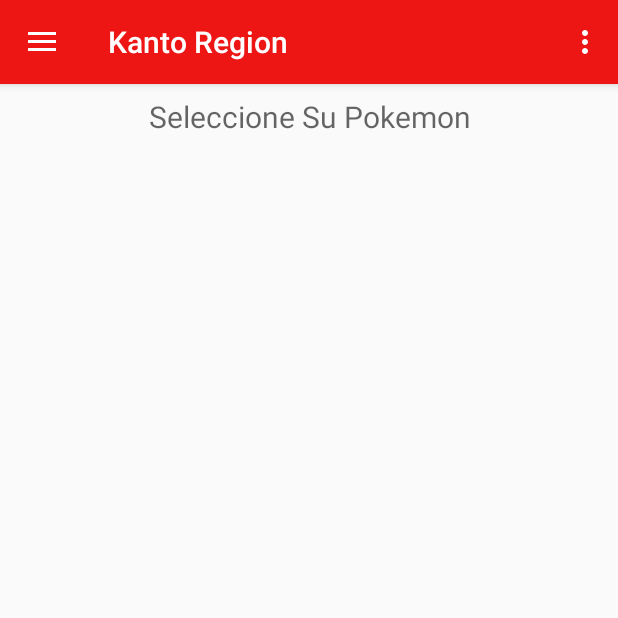
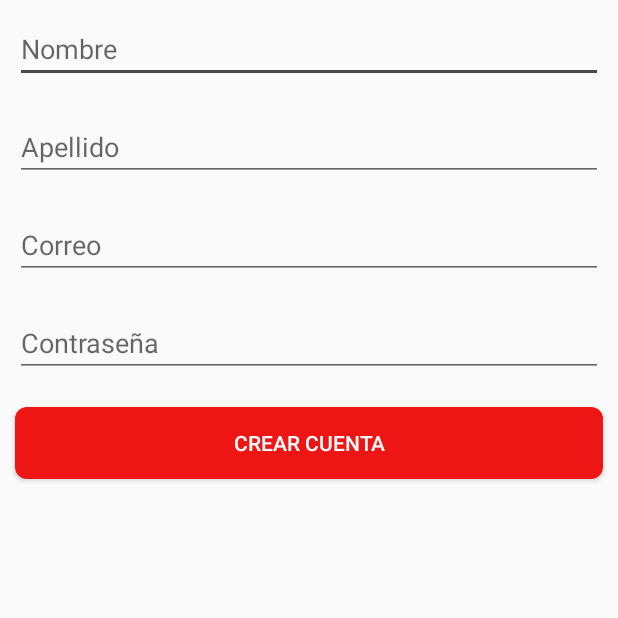
Before and after one commit to RudyRosa0318/PokeApp, an Android app: the screen it shows after launch (MenuPoke before the commit, RegisterActivity after it), after a tap on an icon or button, on a phone screen of 412 x 824 dp, the top half of it. Run offline under Robolectric (Android 15) with nearby library versions, the phone set to English and light mode, and no system bars; our stand-ins replace Firebase (no records; nobody signed in at launch, a user with empty details on screens opened directly).

Commit message:
Añadido de Login

```diff
--- a/app/src/main/java/com/example/pokeapp/AdapterCustom.kt
+++ b/app/src/main/java/com/example/pokeapp/AdapterCustom.kt
@@ -15,7 +15,7 @@ import tech.twentytwobits.recyclerviewexample.LongClickListener
 class AdapterCustom(var context: Context, var pokemonList: List<Pokemon>, var clickListener: ClickListener, var longClickListener: LongClickListener): RecyclerView.Adapter<AdapterCustom.ViewHolder>() {
 
     override fun onCreateViewHolder(parent: ViewGroup, position: Int): ViewHolder {
-        val view = LayoutInflater.from(context).inflate(R.layout.pokemon_list_item, parent, false)
+        val view = LayoutInflater.from(context).inflate(R.layout.pokemon_list_template, parent, false)
         return ViewHolder(view, clickListener, longClickListener)
     }
 
--- /dev/null
+++ b/app/src/main/java/com/example/pokeapp/Initial/Evolution.kt
@@ -0,0 +1,6 @@
+package com.example.pokeapp.Initial
+
+class Evolution {
+    var num : String? = null
+    var name : String? = null
+}
--- /dev/null
+++ b/app/src/main/java/com/example/pokeapp/Login/RegisterActivity.kt
@@ -0,0 +1,91 @@
+package com.example.pokeapp.Login
+
+import android.content.Intent
+import androidx.appcompat.app.AppCompatActivity
+import android.os.Bundle
+import android.text.TextUtils
+import android.view.View
+import android.widget.EditText
+import android.widget.ProgressBar
+import android.widget.Toast
+import com.example.pokeapp.R
+import com.google.firebase.auth.FirebaseAuth
+import com.google.firebase.auth.FirebaseUser
+import com.google.firebase.database.DatabaseReference
+import com.google.firebase.database.FirebaseDatabase
+import java.lang.ref.PhantomReference
+
+class RegisterActivity : AppCompatActivity() {
+
+    private  lateinit var txtName:EditText
+    private  lateinit var txtLastName:EditText
+    private  lateinit var txtEmail:EditText
+    private  lateinit var txtPassword:EditText
+    private  lateinit var progressBar: ProgressBar
+    private  lateinit var dbReference: DatabaseReference
+    private  lateinit var database:FirebaseDatabase
+    private  lateinit var auth:FirebaseAuth
+
+    override fun onCreate(savedInstanceState: Bundle?) {
+        super.onCreate(savedInstanceState)
+        setContentView(R.layout.activity_register)
+        txtName = findViewById(R.id.txtName)
+        txtLastName = findViewById(R.id.txtLastName)
+        txtEmail = findViewById(R.id.txtEmail)
+        txtPassword = findViewById(R.id.txtContraseña)
+        progressBar = findViewById(R.id.progressBar)
+
+        database = FirebaseDatabase.getInstance()
+        auth = FirebaseAuth.getInstance()
+        dbReference = database.reference.child("User")
+    }
+    fun register(view:View)
+    {
+        createNewAccount()
+    }
+
+    private fun createNewAccount(){
+        val name: String = txtName.text.toString()
+        val lastName: String = txtLastName.text.toString()
+        val email: String = txtEmail.text.toString()
+        val password: String = txtPassword.text.toString()
+
+        if (!TextUtils.isEmpty(name) && !TextUtils.isEmpty(lastName) && !TextUtils.isEmpty(email) && !TextUtils.isEmpty(password))
+        {
+            progressBar.visibility = View.VISIBLE
+            auth.createUserWithEmailAndPassword(email,password)
+                .addOnCompleteListener(this){
+                    task ->
+
+                    if (task.isComplete)
+                    {
+                        val user:FirebaseUser? = auth.currentUser
+                        verifyEmail(user)
+
+                        val userBD = dbReference.child(user!!.uid)
+                        userBD.child("Name").setValue(name)
+                        userBD.child("LastName").setValue(lastName)
+                        action()
+                    }
+                }
+        }
+    }
+    private fun action()
+    {
+        startActivity(Intent(this,LoginActivity::class.java))
+    }
+
+    private fun verifyEmail(user: FirebaseUser?){
+        user?.sendEmailVerification()
+            ?.addOnCompleteListener(this) {
+                task ->
+                if (task.isComplete){
+                   Toast.makeText(this,"Email enviado",Toast.LENGTH_LONG).show()
+                }
+                else{
+                    Toast.makeText(this,"Error al enviar el Email",Toast.LENGTH_LONG).show()
+                }
+
+            }
+    }
+}
--- a/app/src/main/java/com/example/pokeapp/MainActivity.kt
+++ b/app/src/main/java/com/example/pokeapp/MainActivity.kt
@@ -5,11 +5,12 @@ import androidx.appcompat.app.AppCompatActivity
 import android.os.Bundle
 import android.os.CountDownTimer
 import android.widget.Toast
+import com.example.pokeapp.Login.RegisterActivity
 import kotlinx.android.synthetic.main.activity_main.*
 
 class MainActivity : AppCompatActivity() {
 
-    //Contador para salir
+    //Contador para salir del activity
     var contador = 0
 
     override fun onCreate(savedInstanceState: Bundle?) {
@@ -19,7 +20,7 @@ class MainActivity : AppCompatActivity() {
 
 
         centerbtn.setOnClickListener{
-            val menuScreen = Intent(this, MenuPoke :: class.java)
+            val menuScreen = Intent(this, RegisterActivity :: class.java)
             startActivity(menuScreen)
         }
 
--- a/app/src/main/java/com/example/pokeapp/MenuPoke.kt
+++ b/app/src/main/java/com/example/pokeapp/MenuPoke.kt
@@ -1,8 +1,6 @@
 package com.example.pokeapp
 
 import android.os.Bundle
-import com.google.android.material.floatingactionbutton.FloatingActionButton
-import com.google.android.material.snackbar.Snackbar
 import androidx.navigation.findNavController
 import androidx.navigation.ui.AppBarConfiguration
 import androidx.navigation.ui.navigateUp
@@ -24,11 +22,6 @@ class MenuPoke : AppCompatActivity() {
         val toolbar: Toolbar = findViewById(R.id.toolbar)
         setSupportActionBar(toolbar)
 
-  /*      val fab: FloatingActionButton = findViewById(R.id.fab)
-        fab.setOnClickListener { view ->
-            Snackbar.make(view, "Boton por definirse", Snackbar.LENGTH_LONG)
-                .setAction("Action", null).show()
-        }*/
         val drawerLayout: DrawerLayout = findViewById(R.id.drawer_layout)
         val navView: NavigationView = findViewById(R.id.nav_view)
         val navController = findNavController(R.id.nav_host_fragment)
--- a/app/src/main/java/com/example/pokeapp/MenuSeleccionPokemon.kt
+++ b/app/src/main/java/com/example/pokeapp/MenuSeleccionPokemon.kt
@@ -35,7 +35,7 @@ class MenuSeleccionPokemon : Fragment() {
         inflater: LayoutInflater, container: ViewGroup?,
         savedInstanceState: Bundle?   ): View? {
 
-        val itemView = inflater.inflate(R.layout.fragment_menu_seleccion_pokemon, container, false)
+        val itemView = inflater.inflate(R.layout.fragment_pokemon_atrapados, container, false)
 
         recyclerView = itemView.findViewById(R.id.pokemon_recycleview) as RecyclerView
         recyclerView.setHasFixedSize(true)
--- a/app/src/main/java/com/example/pokeapp/ui/home/HomeFragment.kt
+++ b/app/src/main/java/com/example/pokeapp/ui/home/HomeFragment.kt
@@ -5,9 +5,7 @@ import android.util.Log
 import android.view.LayoutInflater
 import android.view.View
 import android.view.ViewGroup
-import android.widget.TextView
 import androidx.fragment.app.Fragment
-import androidx.lifecycle.Observer
 import androidx.lifecycle.ViewModelProviders
 import androidx.recyclerview.widget.GridLayoutManager
 import androidx.recyclerview.widget.RecyclerView
@@ -42,9 +40,6 @@ class HomeFragment : Fragment() {
         homeViewModel =
             ViewModelProviders.of(this).get(HomeViewModel::class.java)
         val itemView = inflater.inflate(R.layout.fragment_home, container, false)
-       /* val textView: TextView = itemView.findViewById(R.id.text_selecciona)
-        homeViewModel.text.observe(this, Observer {
-        })*/
 
 
         recyclerView = itemView.findViewById(R.id.pokemon_recycleview) as RecyclerView
@@ -62,8 +57,7 @@ class HomeFragment : Fragment() {
             .observeOn(AndroidSchedulers.mainThread())
             .subscribe{ pokemones->
                 Common.pokemonList = pokemones.pokemon!!
-                //val adapter = AdapterCustom(this!!,Common.pokemonList,object:ClickListener)
-                val adapter = AdapterCustom(activity!!, Common.pokemonList!!, object: ClickListener {
+                  val adapter = AdapterCustom(activity!!, Common.pokemonList!!, object: ClickListener {
                     override fun onClick(view: View, index: Int) {
                         Log.d("CLICK", "click")
                     }
--- /dev/null
+++ b/app/src/main/res/drawable/rounded.xml
@@ -0,0 +1,9 @@
+<?xml version="1.0" encoding="utf-8"?>
+<shape xmlns:android="http://schemas.android.com/apk/res/android"
+    android:shape="rectangle">
+    <solid android:color="@color/colorPrimary" />
+    <corners android:bottomRightRadius="8dp"
+        android:bottomLeftRadius="8dp"
+        android:topRightRadius="8dp"
+        android:topLeftRadius="8dp"/>
+</shape>
--- /dev/null
+++ b/app/src/main/res/layout/activity_register.xml
@@ -0,0 +1,65 @@
+<?xml version="1.0" encoding="utf-8"?>
+<LinearLayout xmlns:android="http://schemas.android.com/apk/res/android"
+    xmlns:app="http://schemas.android.com/apk/res-auto"
+    xmlns:tools="http://schemas.android.com/tools"
+    android:layout_width="match_parent"
+    android:layout_height="match_parent"
+    android:orientation="vertical"
+    tools:context=".Login.RegisterActivity">
+
+    <ProgressBar
+        android:id="@+id/progressBar"
+        style="?android:attr/progressBarStyleHorizontal"
+        android:layout_width="match_parent"
+        android:layout_height="wrap_content"
+        android:indeterminate="true"
+        android:visibility="gone" />
+
+    <EditText
+        android:id="@+id/txtName"
+        android:layout_width="match_parent"
+        android:layout_height="wrap_content"
+        android:ems="10"
+        android:layout_margin="10dp"
+        android:hint="@string/textviewNombre"
+        android:inputType="textPersonName"
+         />
+
+    <EditText
+        android:id="@+id/txtLastName"
+        android:layout_width="match_parent"
+        android:layout_height="wrap_content"
+        android:ems="10"
+        android:layout_margin="10dp"
+        android:hint="@string/textviewApellido"
+        android:inputType="textPersonName"
+         />
+
+    <EditText
+        android:id="@+id/txtEmail"
+        android:layout_width="match_parent"
+        android:layout_height="wrap_content"
+        android:ems="10"
+        android:layout_margin="10dp"
+        android:hint="@string/textviewEmail"
+        android:inputType="textEmailAddress" />
+
+    <EditText
+        android:id="@+id/txtContraseña"
+        android:layout_width="match_parent"
+        android:layout_height="wrap_content"
+        android:ems="10"
+        android:hint="@string/textviewContraseña"
+        android:layout_margin="10dp"
+        android:inputType="textPassword" />
+
+    <Button
+        android:onClick="register"
+        android:layout_width="match_parent"
+        android:layout_height="wrap_content"
+        android:text="Crear Cuenta"
+        android:background="@drawable/rounded"
+        android:layout_margin="10dp"
+        android:textColor="@android:color/white"/>
+
+</LinearLayout>
--- a/app/src/main/res/navigation/mobile_navigation.xml
+++ b/app/src/main/res/navigation/mobile_navigation.xml
@@ -14,7 +14,7 @@
         android:id="@+id/nav_trainer_pokemon"
         android:name="com.example.pokeapp.MenuSeleccionPokemon"
         android:label="@string/menu_gallery"
-        tools:layout="@layout/fragment_menu_seleccion_pokemon"/>
+        tools:layout="@layout/fragment_pokemon_atrapados"/>
 
 
 </navigation>
--- a/app/src/main/res/values/strings.xml
+++ b/app/src/main/res/values/strings.xml
@@ -25,5 +25,11 @@
     <string name="text_view_primer_movimiento">Primer Movimiento </string>
     <string name="text_view_nombre"> Bulbasaur </string>
     <string name="textview">Seleccione Su Pokemon</string>
-
+    <string name="textviewNombre">Nombre</string>
+    <string name="textviewApellido">Apellido</string>
+    <string name="textviewEmail">Correo</string>
+    <string name="textviewContraseña">Contraseña</string>
+    <string name="textview_User">Usuario</string>
+    <string name="textview_Olvido">¿Olvidaste tu Contrseña?</string>
+    <string name="textview_Registrate">Registrarse</string>
 </resources>
--- a/build.gradle
+++ b/build.gradle
@@ -10,7 +10,7 @@ buildscript {
     dependencies {
         classpath 'com.android.tools.build:gradle:3.5.2'
         classpath "org.jetbrains.kotlin:kotlin-gradle-plugin:$kotlin_version"
-
+        classpath 'com.google.gms:google-services:4.3.2'
         // NOTE: Do not place your application dependencies here; they belong
         // in the individual module build.gradle files
     }
```
Also changed, not shown: app/build.gradle (+9 -4 lines), app/src/main/AndroidManifest.xml (+10 -6 lines), app/src/main/java/com/example/pokeapp/Initial/Pokemon.kt (+7 -2 lines), app/src/main/java/com/example/pokeapp/Login/LoginActivity.kt (added, +18 -0 lines), app/src/main/res/layout/activity_login.xml (added, +59 -0 lines), app/src/main/res/layout/fragment_pokemon_atrapados.xml (renamed from app/src/main/res/layout/fragment_menu_seleccion_pokemon.xml), app/src/main/res/layout/pokemon_list_template.xml (renamed from app/src/main/res/layout/pokemon_list_item.xml), 1 other file.
